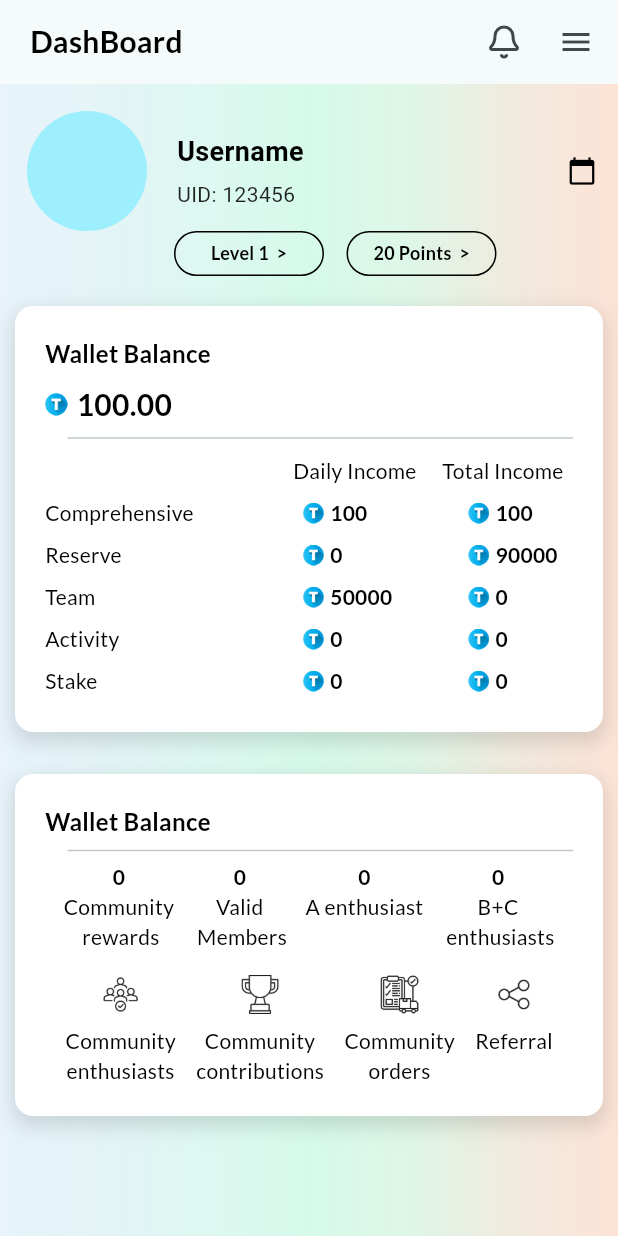
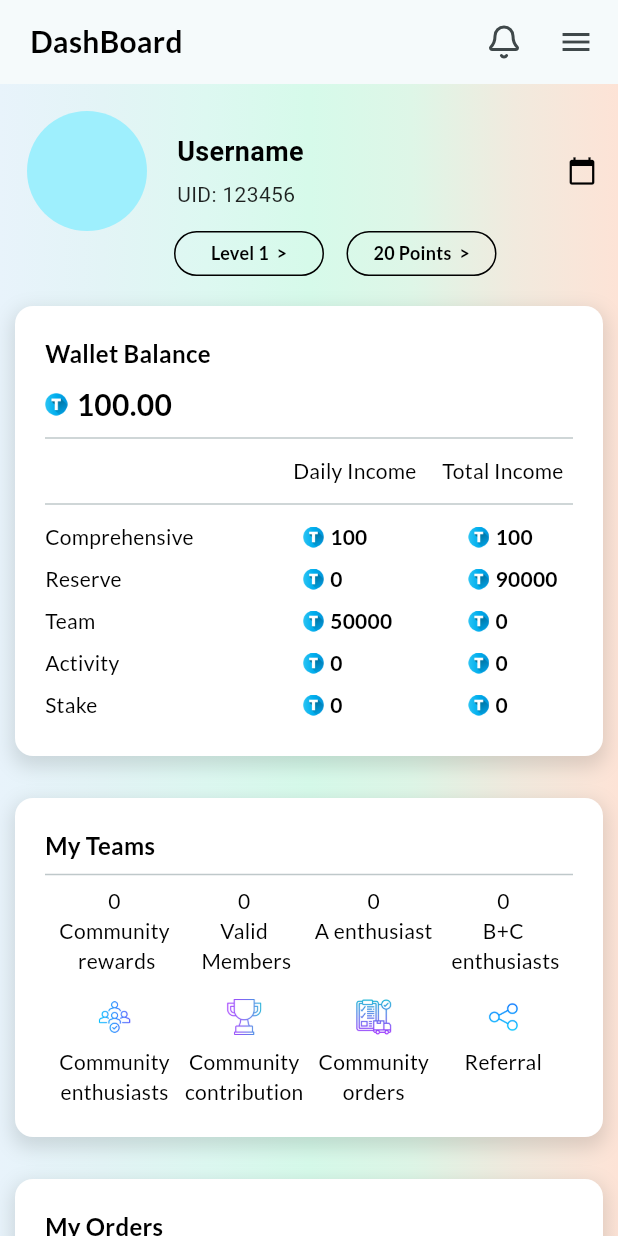
Before and after one commit to Sukhmeetsingh306/NFT_Trading, a Flutter app: the screen it shows after launch, on a phone screen of 412 x 824 dp. Run offline on Flutter 3.47's test engine with Material 3 defaults, Android fonts, the light colour scheme and no system bars; our stand-ins replace google_fonts, intl_phone_field, lucide_icons.

Commit message:
dashboard code. almost completed

```diff
--- a/frontend/lib/screens/account/dashboard_account.dart
+++ b/frontend/lib/screens/account/dashboard_account.dart
@@ -64,8 +64,9 @@ class DashboardAccount extends StatelessWidget {
           ],
         ),
       ),
-      body: SafeArea(
-        child: Background(
+      body: Background(
+        child: SafeArea(
+          child: SingleChildScrollView(
             child: Column(
               crossAxisAlignment: CrossAxisAlignment.center,
               children: [
@@ -134,10 +135,7 @@ class DashboardAccount extends StatelessWidget {
                         '100.00',
                         fontWeight: FontWeight.bold,
                       ),
-                    Padding(
-                      padding: const EdgeInsets.only(left: 15.0),
-                      child: Divider(),
-                    ),
+                      Divider(),
                       Padding(
                         padding: const EdgeInsets.all(4.0),
                         child: Row(
@@ -159,6 +157,7 @@ class DashboardAccount extends StatelessWidget {
                           ],
                         ),
                       ),
+                      Divider(),
                       earning(context, 'Comprehensive', '100', '100'),
                       earning(context, 'Reserve', '0', '90000'),
                       earning(context, 'Team', '50000', '0'),
@@ -174,14 +173,11 @@ class DashboardAccount extends StatelessWidget {
                     mainAxisSize: MainAxisSize.min,
                     children: [
                       googleText(
-                      'Wallet Balance',
+                        'My Teams',
                         fontSize: 16,
                         fontWeight: FontWeight.bold,
                       ),
-                    Padding(
-                      padding: const EdgeInsets.only(left: 15.0),
-                      child: Divider(),
-                    ),
+                      Divider(),
                       Column(
                         children: [
                           Row(
@@ -205,7 +201,7 @@ class DashboardAccount extends StatelessWidget {
                               ),
                               teamColumnImage(
                                 'assets/icons/trophy.png',
-                              'Community\ncontributions',
+                                'Community\ncontribution',
                               ),
                               teamColumnImage(
                                 'assets/icons/orders.png',
@@ -222,7 +218,101 @@ class DashboardAccount extends StatelessWidget {
                     ],
                   ),
                 ),
+                sizedBoxH8(),
+                containerWhite(
+                  Column(
+                    crossAxisAlignment: CrossAxisAlignment.start,
+                    mainAxisSize: MainAxisSize.min,
+                    children: [
+                      googleText(
+                        'My Orders',
+                        fontSize: 16,
+                        fontWeight: FontWeight.bold,
+                      ),
+                      Divider(),
+                      Column(
+                        children: [
+                          Row(
+                            mainAxisAlignment: MainAxisAlignment.spaceEvenly,
+                            crossAxisAlignment: CrossAxisAlignment.center,
+                            children: [
+                              teamColumn('0', 'Orders'),
+                              teamColumn('0', 'Processing'),
+                              teamColumn('0', 'Bought'),
+                              teamColumn('0', 'Sold'),
                             ],
+                          ),
+                          sizedBoxH15(),
+                          Row(
+                            mainAxisAlignment: MainAxisAlignment.spaceEvenly,
+                            crossAxisAlignment: CrossAxisAlignment.center,
+                            children: [
+                              teamColumnImage(
+                                'assets/icons/community.png',
+                                'NFTs               ',
+                              ),
+                              teamColumnImage(
+                                'assets/icons/trophy.png',
+                                'Details               ',
+                              ),
+                              teamColumnImage(
+                                'assets/icons/orders.png',
+                                'Deposit         ',
+                              ),
+                              teamColumnImage(
+                                'assets/icons/share.png',
+                                'Withdraw',
+                              ),
+                            ],
+                          ),
+                        ],
+                      ),
+                    ],
+                  ),
+                ),
+                sizedBoxH8(),
+                containerWhite(
+                  Column(
+                    crossAxisAlignment: CrossAxisAlignment.start,
+                    mainAxisSize: MainAxisSize.min,
+                    children: [
+                      googleText(
+                        'Common Functions',
+                        fontSize: 16,
+                        fontWeight: FontWeight.bold,
+                      ),
+                      Divider(),
+                      Column(
+                        children: [
+                          Row(
+                            mainAxisAlignment: MainAxisAlignment.spaceEvenly,
+                            crossAxisAlignment: CrossAxisAlignment.center,
+                            children: [
+                              teamColumnImage(
+                                'assets/icons/community.png',
+                                'Tutorials',
+                              ),
+                              teamColumnImage(
+                                'assets/icons/trophy.png',
+                                'Settings',
+                              ),
+                              teamColumnImage(
+                                'assets/icons/orders.png',
+                                'Mint',
+                              ),
+                              teamColumnImage(
+                                'assets/icons/share.png',
+                                'Collections',
+                              ),
+                            ],
+                          ),
+                        ],
+                      ),
+                    ],
+                  ),
+                ),
+              ],
+            ),
           ),
         ),
       ),
@@ -231,28 +321,30 @@ class DashboardAccount extends StatelessWidget {
 }
 
 Widget teamColumn(String amount, String name) {
-  return Column(
+  return SizedBox(
+    width: 80, // Ensures all columns have equal width
+    child: Column(
+      mainAxisAlignment: MainAxisAlignment.center,
       crossAxisAlignment: CrossAxisAlignment.center,
-    mainAxisAlignment: MainAxisAlignment.center,
       children: [
-      teamText(amount, fontWeight: FontWeight.bold),
-      SizedBox(width: 8),
+        teamText(amount),
         teamText(name),
       ],
+    ),
   );
 }
 
 Widget teamColumnImage(String image, String name) {
-  return Column(
+  return SizedBox(
+    width: 80, // Ensures equal width
+    child: Column(
+      mainAxisAlignment: MainAxisAlignment.center,
       crossAxisAlignment: CrossAxisAlignment.center,
-    mainAxisAlignment: MainAxisAlignment.center,
       children: [
-      ImageIcon(
-        AssetImage(image),
-        size: 26,
-      ),
+        Image.asset(image, width: 24, height: 24),
         const SizedBox(height: 8),
         teamText(name),
       ],
+    ),
   );
 }
```
Lines whose indentation alone changed are shown as unchanged.
